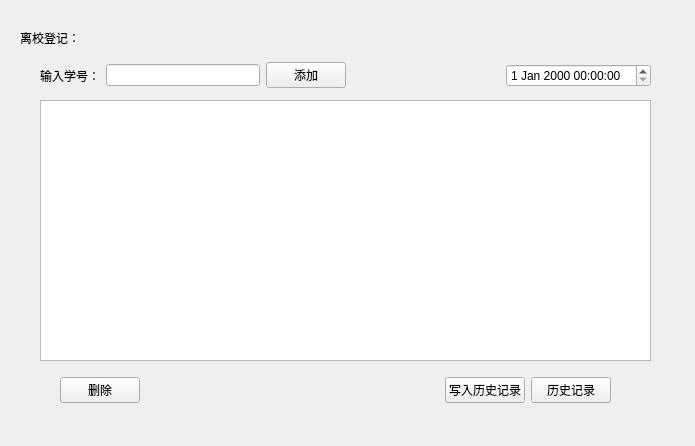
ThocatsYoung/StuDormMana, file StudentDormManage/formforoutschool.ui: the form before one commit.
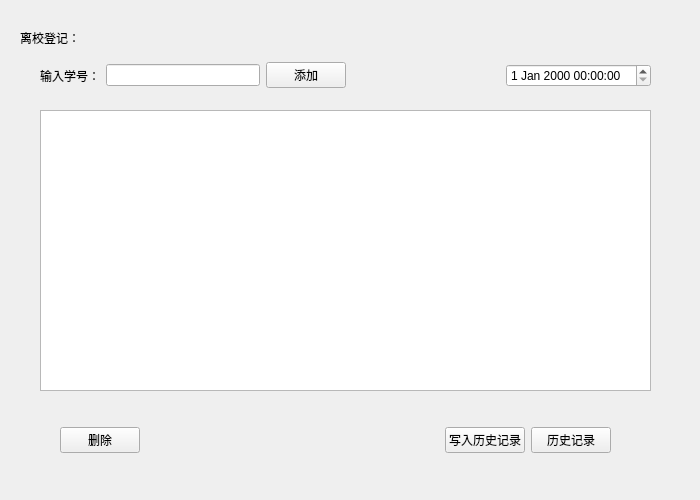
The form after the commit.

Patch:
```diff
--- a/StudentDormManage/formforoutschool.ui
+++ b/StudentDormManage/formforoutschool.ui
@@ -6,8 +6,8 @@
    <rect>
     <x>0</x>
     <y>0</y>
-    <width>695</width>
-    <height>446</height>
+    <width>700</width>
+    <height>500</height>
    </rect>
   </property>
   <property name="windowTitle">
@@ -17,9 +17,9 @@
    <property name="geometry">
     <rect>
      <x>40</x>
-     <y>100</y>
+     <y>110</y>
      <width>611</width>
-     <height>261</height>
+     <height>281</height>
     </rect>
    </property>
    <attribute name="horizontalHeaderStretchLastSection">
@@ -88,7 +88,7 @@
    <property name="geometry">
     <rect>
      <x>60</x>
-     <y>370</y>
+     <y>420</y>
      <width>551</width>
      <height>41</height>
     </rect>
```
